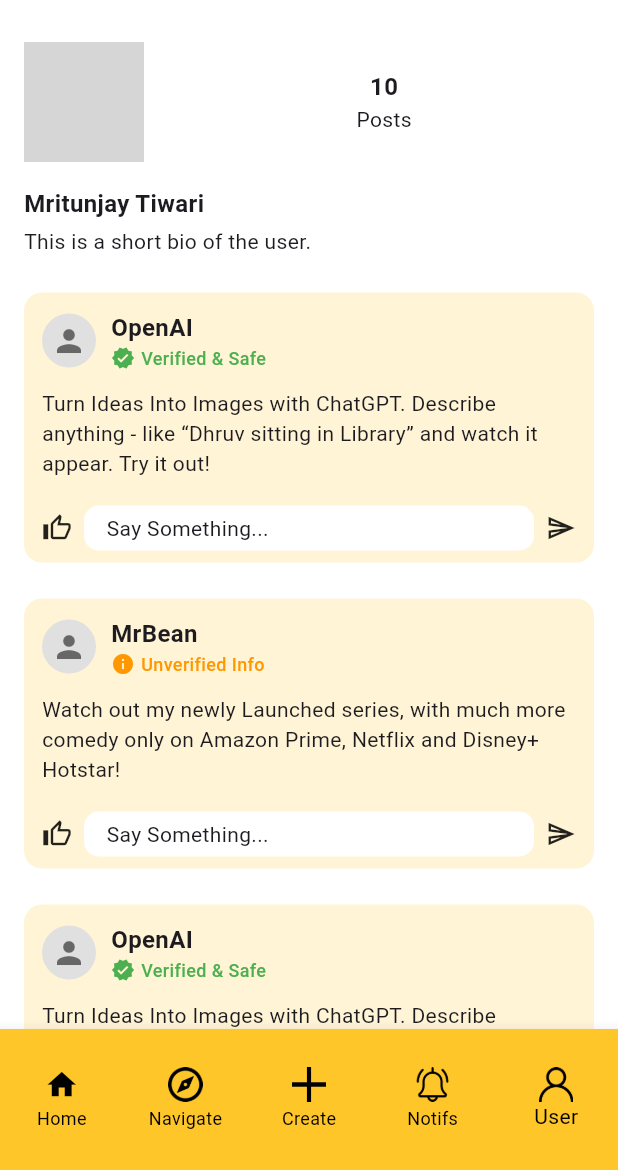
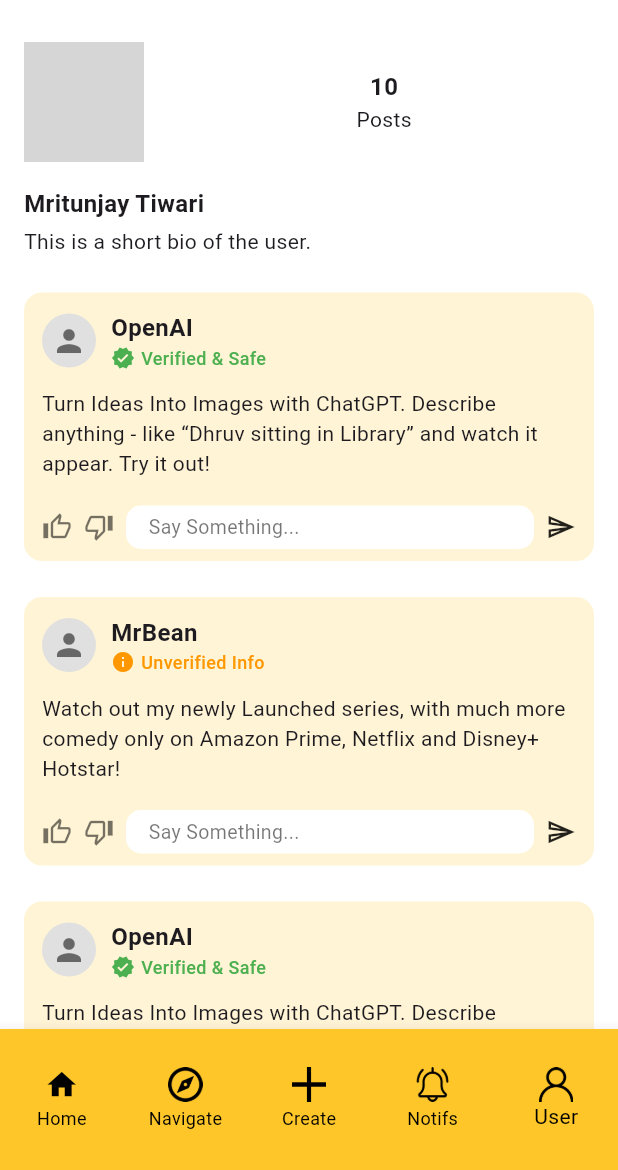
Before and after one commit to shivam-purve/Hive_Frontend, a Flutter app: the screen it shows after launch, item 5 of the bottom bar chosen, on a phone screen of 412 x 824 dp, the part 66-1236 px from its top. Run offline on Flutter 3.47's test engine with Material 3 defaults, Android fonts, the phone set to English and light mode, and no system bars; our stand-ins replace flutter_svg; network calls fail; statements that could not run were skipped; grey boxes are pictures that could not be loaded.

Commit message:
Updated post_card.dart
added gesture detector on tapping of like and dislike icons functionality implemented.

```diff
--- a/lib/widgets/post_card.dart
+++ b/lib/widgets/post_card.dart
@@ -74,8 +74,24 @@
             padding: const EdgeInsets.symmetric(horizontal: 12, vertical: 8),
             child: Row(
               children: [
-                const Icon(Icons.thumb_up_alt_outlined, size: 20),
-                const SizedBox(width: 8),
+                GestureDetector(
+                    onTap: () => _onLikeTapped(index),
+                    child: Icon(
+                      Icons.thumb_up_alt_outlined,
+                      size: 20,
+                      color: isLiked ? Colors.blue : Colors.black54,
+                    ),
+                  ),
+                  const SizedBox(width: 8),
+                  GestureDetector(
+                    onTap: () => _onDislikeTapped(index),
+                    child: Icon(
+                      Icons.thumb_down_alt_outlined,
+                      size: 20,
+                      color: isDisliked ? Colors.red : Colors.black54,
+                    ),
+                  ),
+                  const SizedBox(width: 8),
                 Expanded(
                   child: Container(
                     padding: EdgeInsets.fromLTRB(15, 5, 0, 5),
@@ -87,9 +103,13 @@
                       onTap: () {
                         Navigator.pushNamed(context, '/comment');
                       },
-                      child: const Text(
-                          "Say Something..."
-                      ),
+                       child: const Text(
+                          "Say Something...",
+                          style: TextStyle(
+                            fontSize: 13,
+                            color: Colors.black54,
+                          ),
+                        ),
                     ),
                   ),
                   // child: TextField(
```
